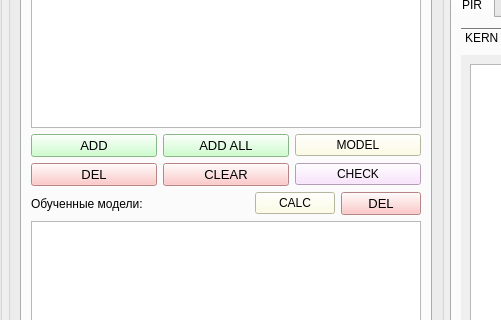
First picture: the form in qt/domanic_dialog.ui, repository idergunoff/domanic, before the edit; both pictures show x 586 to 1087 and y 397 to 717 of the 1292 by 882 pixel window.
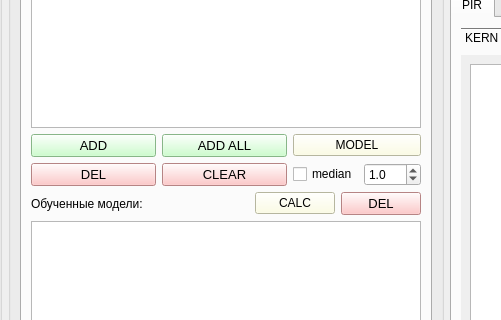
Second picture: the form after the edit. The open tabs and pages were chosen to show the change. Custom widgets are drawn as their Qt base class.

Commit message: create LOF form

The edit to the form file:
```diff
--- a/qt/domanic_dialog.ui
+++ b/qt/domanic_dialog.ui
@@ -3112,14 +3112,31 @@
                         </widget>
                        </item>
                        <item row="1" column="2">
-                        <widget class="QPushButton" name="pushButton_reg_check_param">
-                         <property name="styleSheet">
-                          <string notr="true">background-color: rgb(250, 221, 255);</string>
+                        <layout class="QGridLayout" name="gridLayout_102">
+                         <item row="0" column="0">
+                          <widget class="QCheckBox" name="checkBox_reg_features_med">
+                           <property name="toolTip">
+                            <string>Усредненный сбор данных для модели - медиана в интервале</string>
                          </property>
                          <property name="text">
-                          <string>CHECK</string>
-                         </property>
-                        </widget>
+                            <string>median</string>
+                           </property>
+                          </widget>
+                         </item>
+                         <item row="0" column="1">
+                          <widget class="QDoubleSpinBox" name="doubleSpinBox_reg_features_med_int">
+                           <property name="toolTip">
+                            <string>+/- метров от точки</string>
+                           </property>
+                           <property name="decimals">
+                            <number>1</number>
+                           </property>
+                           <property name="value">
+                            <double>1.000000000000000</double>
+                           </property>
+                          </widget>
+                         </item>
+                        </layout>
                        </item>
                       </layout>
                      </item>
```
Lines whose indentation alone changed are shown as unchanged. The commit also changes 7 other files.
